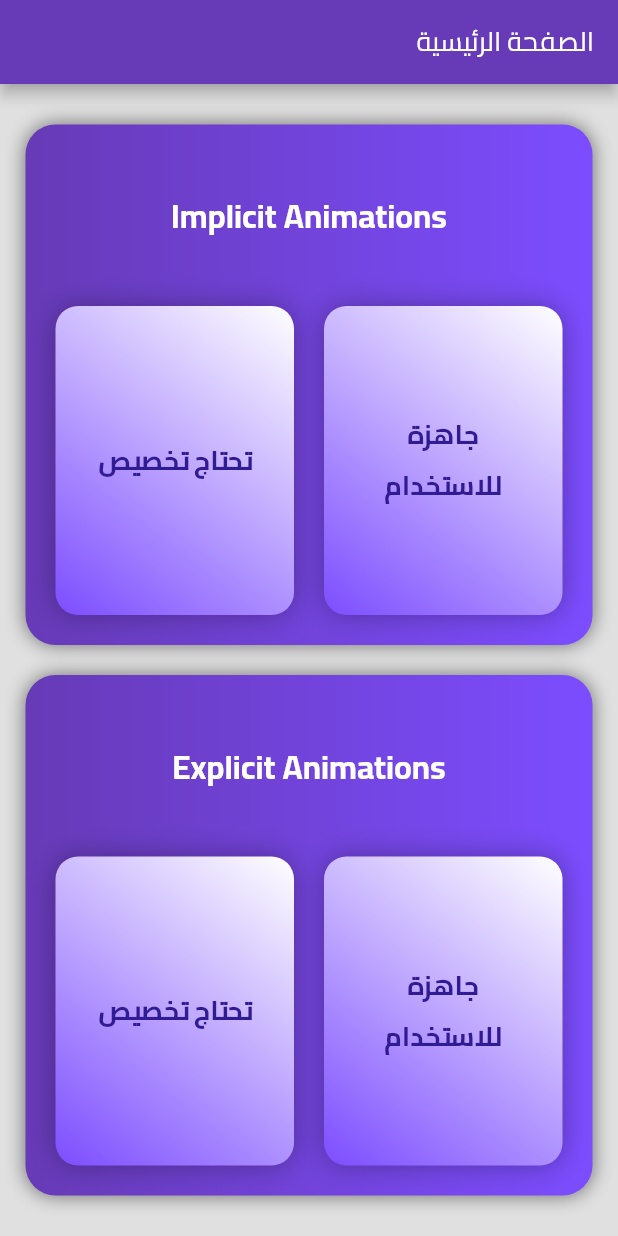
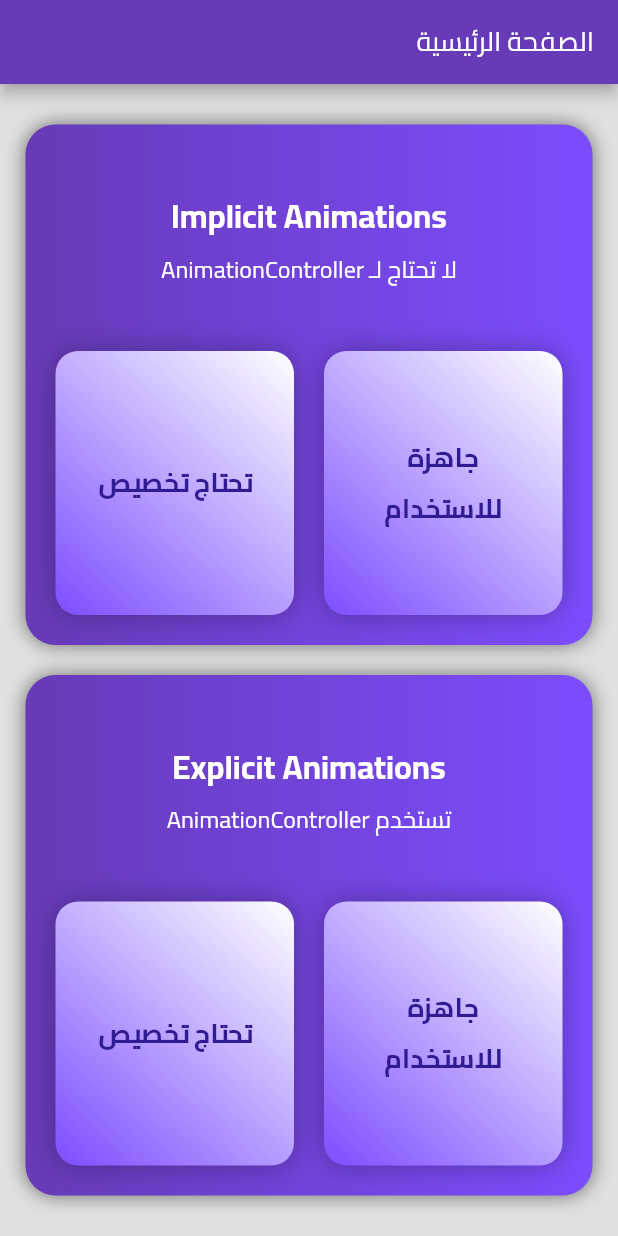
Before and after one commit to Roaa94/flutter-festival-session, a Flutter app: the screen it shows after launch, on a phone screen of 412 x 824 dp. Run offline on Flutter 3.47's test engine with Material 2 defaults, Android fonts, the phone set to English and light mode, and no system bars.

Commit message:
added subtitle to animation types

```diff
--- a/i18n/ar.json
+++ b/i18n/ar.json
@@ -11,5 +11,7 @@
   "Change The Container": "غير الـ Container",
   "First Item": "العنصر الأول",
   "Second Item": "العنصر الثاني",
-  "Third Item": "العنصر الثالث"
+  "Third Item": "العنصر الثالث",
+  "No need for AnimationController": "لا تحتاج لـ AnimationController",
+  "Uses an AnimationController": "تستخدم AnimationController"
 }
--- a/i18n/en.json
+++ b/i18n/en.json
@@ -11,5 +11,7 @@
   "Change The Container": "Change The Container",
   "First Item": "First Item",
   "Second Item": "Second Item",
-  "Third Item": "Third Item"
+  "Third Item": "Third Item",
+  "No need for AnimationController": "No need for AnimationController",
+  "Uses an AnimationController": "Uses an AnimationController"
 }
--- a/lib/ui/home/pages/home_page.dart
+++ b/lib/ui/home/pages/home_page.dart
@@ -22,6 +22,7 @@ class HomePage extends StatelessWidget {
             Expanded(
               child: AnimationTypeContainer(
                 title: 'Implicit Animations',
+                subtitle: 'No need for AnimationController',
                 onCustomPressed: () {
                   Navigator.of(context).push(
                     MaterialPageRoute(builder: (_) => const CustomImplicitAnimationsPage()),
@@ -38,6 +39,7 @@ class HomePage extends StatelessWidget {
             Expanded(
               child: AnimationTypeContainer(
                 title: 'Explicit Animations',
+                subtitle: 'Uses an AnimationController',
                 onCustomPressed: () {
                   Navigator.of(context).push(
                     MaterialPageRoute(builder: (_) => const CustomExplicitAnimationsPage()),
--- a/lib/ui/home/widgets/animation_type_container.dart
+++ b/lib/ui/home/widgets/animation_type_container.dart
@@ -1,15 +1,19 @@
 import 'package:flutter/material.dart';
+import 'package:flutter_festival/i18n/translations.dart';
 import 'package:flutter_festival/ui/home/widgets/animation_sub_type_container.dart';
 import 'package:flutter_festival/ui/styles/app_colors.dart';
+import 'package:flutter_festival/ui/styles/app_text_styles.dart';
 
 class AnimationTypeContainer extends StatelessWidget {
   final String title;
+  final String subtitle;
   final VoidCallback onBuiltInPressed;
   final VoidCallback onCustomPressed;
 
   const AnimationTypeContainer({
     Key? key,
     required this.title,
+    required this.subtitle,
     required this.onBuiltInPressed,
     required this.onCustomPressed,
   }) : super(key: key);
@@ -32,9 +36,17 @@ class AnimationTypeContainer extends StatelessWidget {
         children: [
           Padding(
             padding: const EdgeInsets.only(top: 40, bottom: 20),
-            child: Text(
-              title,
-              style: const TextStyle(fontSize: 22, color: Colors.white, fontWeight: FontWeight.w600),
+            child: Column(
+              children: [
+                Text(
+                  title,
+                  style: const TextStyle(fontSize: 22, color: Colors.white, fontWeight: FontWeight.w600),
+                ),
+                Text(
+                  Translations.of(context)!.get(subtitle),
+                  style: AppTextStyles.button,
+                ),
+              ],
             ),
           ),
           Expanded(
```
